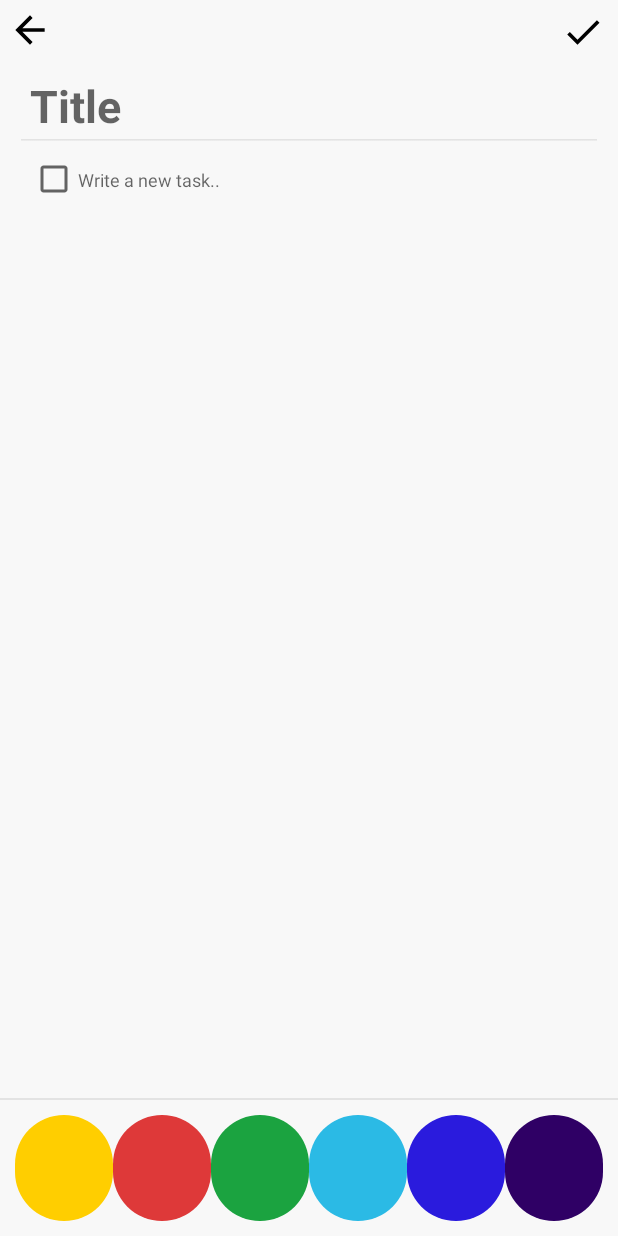
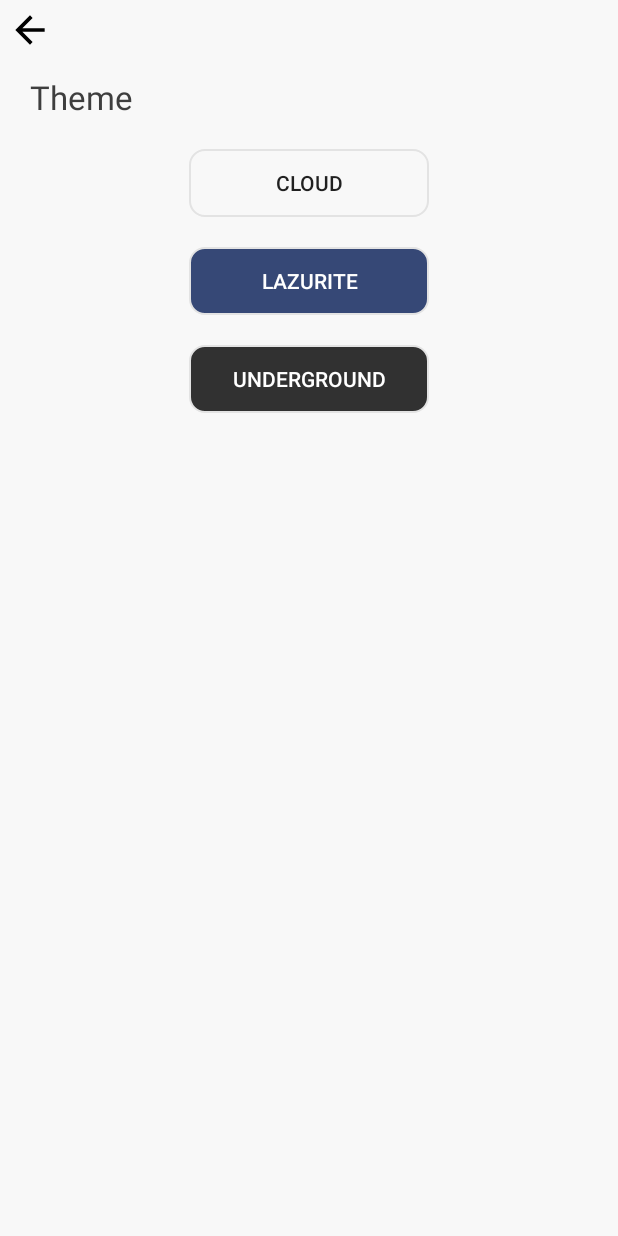
Before and after one commit to chervonyi/memo-android, an Android app: the screen it shows after launch (CardActivity before the commit, SettingsActivity after it), on a phone screen of 412 x 824 dp. Run offline under Robolectric (Android 15) with nearby library versions, the phone set to English and light mode, and no system bars.

Commit message:
Add Settings activity

```diff
--- a/app/src/main/AndroidManifest.xml
+++ b/app/src/main/AndroidManifest.xml
@@ -11,16 +11,17 @@
         android:supportsRtl="true"
         android:theme="@style/AppTheme"
         tools:ignore="GoogleAppIndexingWarning">
-        <activity android:name=".activities.CardActivity">
+        <activity android:name=".activities.SettingsActivity">
             <intent-filter>
                 <action android:name="android.intent.action.MAIN" />
 
                 <category android:name="android.intent.category.LAUNCHER" />
             </intent-filter>
         </activity>
-        <activity android:name=".activities.ListActivity">
+        <activity android:name=".activities.CardActivity">
 
         </activity>
+        <activity android:name=".activities.ListActivity"></activity>
     </application>
 
 </manifest>
--- /dev/null
+++ b/app/src/main/java/chrapps/memo/activities/SettingsActivity.kt
@@ -0,0 +1,13 @@
+package chrapps.memo.activities
+
+import android.support.v7.app.AppCompatActivity
+import android.os.Bundle
+import chrapps.memo.R
+
+class SettingsActivity : AppCompatActivity() {
+
+    override fun onCreate(savedInstanceState: Bundle?) {
+        super.onCreate(savedInstanceState)
+        setContentView(R.layout.activity_settings)
+    }
+}
--- /dev/null
+++ b/app/src/main/res/drawable/theme_button_cloud.xml
@@ -0,0 +1,6 @@
+<?xml version="1.0" encoding="utf-8"?>
+<shape xmlns:android="http://schemas.android.com/apk/res/android">
+    <solid android:color="@color/background"/>
+    <corners android:radius="10dp"/>
+    <stroke android:color="@color/border_color" android:width="1dp"/>
+</shape>
--- /dev/null
+++ b/app/src/main/res/drawable/theme_button_lazurite.xml
@@ -0,0 +1,6 @@
+<?xml version="1.0" encoding="utf-8"?>
+<shape xmlns:android="http://schemas.android.com/apk/res/android">
+    <solid android:color="@color/background_lazurite"/>
+    <corners android:radius="10dp"/>
+    <stroke android:color="@color/border_color" android:width="1dp"/>
+</shape>
--- /dev/null
+++ b/app/src/main/res/drawable/theme_button_underground.xml
@@ -0,0 +1,6 @@
+<?xml version="1.0" encoding="utf-8"?>
+<shape xmlns:android="http://schemas.android.com/apk/res/android">
+    <solid android:color="@color/background_underground"/>
+    <corners android:radius="10dp"/>
+    <stroke android:color="@color/border_color" android:width="1dp"/>
+</shape>
--- /dev/null
+++ b/app/src/main/res/layout/activity_settings.xml
@@ -0,0 +1,71 @@
+<?xml version="1.0" encoding="utf-8"?>
+<android.support.constraint.ConstraintLayout xmlns:android="http://schemas.android.com/apk/res/android"
+    xmlns:app="http://schemas.android.com/apk/res-auto"
+    xmlns:tools="http://schemas.android.com/tools"
+    android:layout_width="match_parent"
+    android:layout_height="match_parent"
+    tools:context=".activities.SettingsActivity">
+
+    <LinearLayout
+        android:layout_width="match_parent"
+        android:layout_height="match_parent"
+        android:background="@color/background"
+        android:orientation="vertical">
+
+        <RelativeLayout
+            android:layout_width="match_parent"
+            android:layout_height="@dimen/header_size">
+
+            <ImageButton
+                android:layout_width="@dimen/icon_size"
+                android:layout_height="@dimen/icon_size"
+                android:src="@drawable/ic_arrow_back_black"
+                android:scaleType="centerCrop"
+                android:padding="5dp"
+                android:background="@null"/>
+
+        </RelativeLayout>
+
+        <TextView
+            android:layout_width="match_parent"
+            android:layout_height="wrap_content"
+            android:paddingStart="20dp"
+            android:textColor="@color/font"
+            android:textSize="22sp"
+            android:layout_marginTop="10dp"
+            android:text="@string/theme"
+            tools:ignore="RtlSymmetry" />
+
+        <Button
+            android:layout_width="@dimen/settings_theme_button_width"
+            android:layout_height="@dimen/settings_theme_button_height"
+            android:layout_gravity="center_horizontal"
+            android:layout_marginTop="20dp"
+            android:background="@drawable/theme_button_cloud"
+            android:text="@string/theme_cloud"
+            style="?android:attr/borderlessButtonStyle" />
+
+        <Button
+            android:layout_width="@dimen/settings_theme_button_width"
+            android:layout_height="@dimen/settings_theme_button_height"
+            android:layout_gravity="center_horizontal"
+            android:background="@drawable/theme_button_lazurite"
+            android:textColor="@color/font_white_content"
+            android:layout_marginTop="20dp"
+            android:text="@string/theme_lazurite"
+            style="?android:attr/borderlessButtonStyle" />
+
+        <Button
+            android:layout_width="@dimen/settings_theme_button_width"
+            android:layout_height="@dimen/settings_theme_button_height"
+            android:background="@drawable/theme_button_underground"
+            android:textColor="@color/font_white_content"
+            android:layout_marginTop="20dp"
+            android:layout_gravity="center_horizontal"
+            android:text="@string/theme_underground"
+            style="?android:attr/borderlessButtonStyle" />
+
+    </LinearLayout>
+
+
+</android.support.constraint.ConstraintLayout>
--- a/app/src/main/res/values/colors.xml
+++ b/app/src/main/res/values/colors.xml
@@ -14,7 +14,13 @@
     <color name="transparent">#00FFFFFF</color>
 
 
-    <!-- Light -->
+    <!-- Lazurite -->
+    <color name="background_lazurite">#364876</color>
+
+    <!-- Underground -->
+    <color name="background_underground">#313131</color>
+
+    <!-- Cloud -->
     <color name="background">#F8F8F8</color>
     <color name="font">#3E3E3E</color>
     <color name="font_dark_content">#0F0F0F</color>
--- a/app/src/main/res/values/dimension.xml
+++ b/app/src/main/res/values/dimension.xml
@@ -2,4 +2,6 @@
 <resources>
     <dimen name="header_size">40dp</dimen>
     <dimen name="icon_size">40dp</dimen>
+    <dimen name="settings_theme_button_width">160dp</dimen>
+    <dimen name="settings_theme_button_height">45dp</dimen>
 </resources>
--- a/app/src/main/res/values/strings.xml
+++ b/app/src/main/res/values/strings.xml
@@ -4,4 +4,8 @@
     <string name="create_new_card_header">Create a new card</string>
     <string name="edit_card_header">Edit card</string>
     <string name="hint_title">Title</string>
+    <string name="theme">Theme</string>
+    <string name="theme_cloud">Cloud</string>
+    <string name="theme_lazurite">Lazurite</string>
+    <string name="theme_underground">Underground</string>
 </resources>
```
